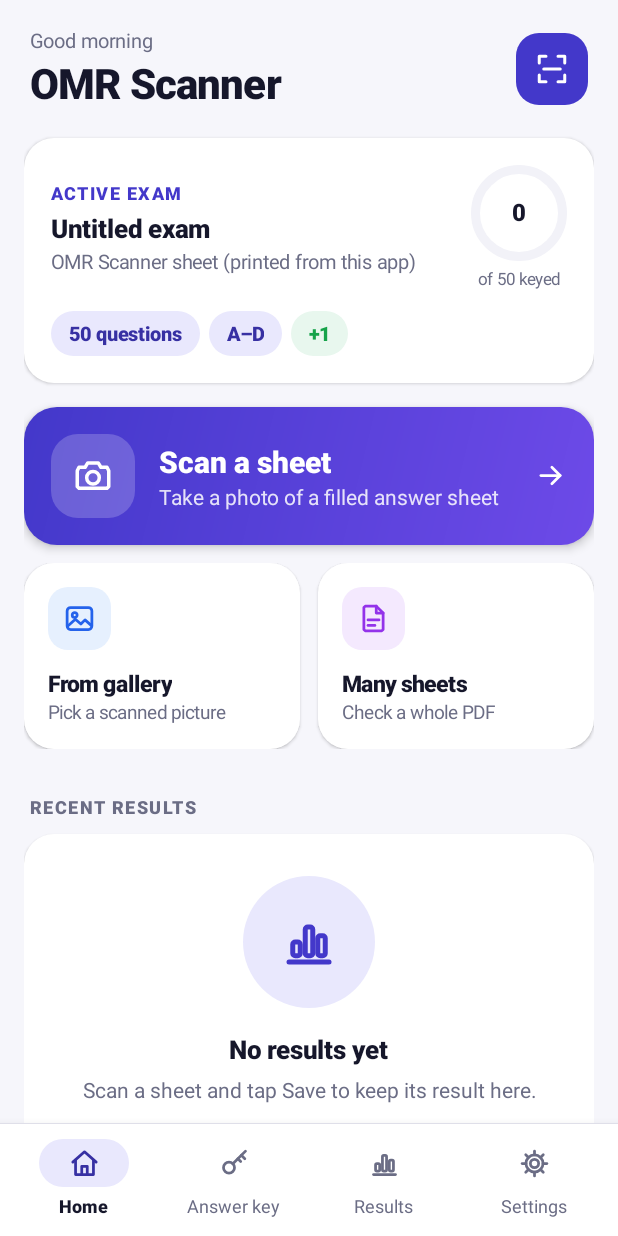
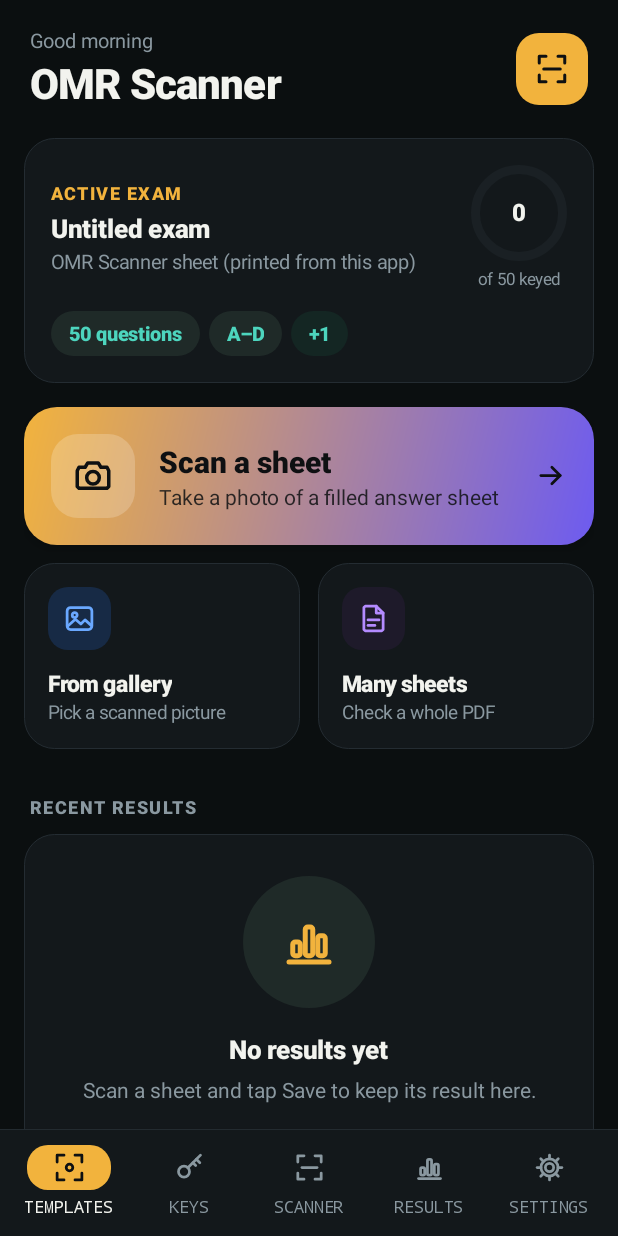
Before and after one commit to zahid35pwd-creator/tgf, an Android app: the screen it shows after launch (MainActivity), after a tap on "Skip", on a phone screen of 412 x 824 dp. Run offline under Robolectric (Android 15) with nearby library versions, the phone set to English and light mode, and no system bars.

Commit message:
Stage 1 of Stitch redesign: tokens, forced dark, 5-tab nav, Scanner tab
- Ui.kt: replace palette with the Stitch OMR_ENGINE studio tokens — amber
  primary (#F2B33D), teal secondary (#4DD5BE), dark surfaces, 1dp bordered
  cards. Force dark=true always, regardless of the phone's day/night.
- Add Stitch chrome helpers: monoText (JetBrains-mono-style labels),
  ledDot (pulsing status indicator), statusStrip (CORPUS STATUS //
  tagline), monoChip, engineHeader.
- Icons: add FIDUCIAL (app mark, four L-brackets), LOCK, SIGNAL, LOUPE,
  IMPORT, FILTER.
- Themes: single forced-dark theme in values/themes.xml; delete
  values-night. New fiducial-mark launcher icon.
- MainActivity: bottom nav grows to 5 tabs — Templates (home), Keys,
  Scanner (new), Results, Settings; active tab uses an amber pill with
  mono label.
- ScannerTab: new intake landing — status strip, preview card with
  corner-lock chips, 4-corner lock info, INTAKE PIPELINE tiles (Live
  Cam / Gallery / Doc PDF / Batch ZIP), Single / Batch toggle, big
  amber CAPTURE & SCORE CTA, recent snapshot + active template cards.
- Snackbar restyled against the new palette.

Co-Authored-By: Claude Opus 4.7 <noreply@anthropic.com>
Claude-Session: https://claude.ai/code/session_019cjtorWQMraZFv7jfjG8co

```diff
--- a/omr-scanner/app/src/main/java/com/omrscanner/app/MainActivity.kt
+++ b/omr-scanner/app/src/main/java/com/omrscanner/app/MainActivity.kt
@@ -12,10 +12,14 @@ import android.widget.LinearLayout
 import com.omrscanner.app.ui.Icon
 import com.omrscanner.app.ui.IconDrawable
 
-/** The app's home: four tabs (Home, Answer key, Results, Settings) under a bottom navigation bar. */
+/** The app's home: five tabs (Templates, Keys, Scanner, Results, Settings) under a bottom navigation bar. */
 class MainActivity : BaseActivity() {
     enum class Tab(val label: String, val icon: Icon) {
-        HOME("Home", Icon.HOME), KEY("Answer key", Icon.KEY), RESULTS("Results", Icon.CHART), SETTINGS("Settings", Icon.SETTINGS)
+        HOME("Templates", Icon.FIDUCIAL),
+        KEY("Keys", Icon.KEY),
+        SCANNER("Scanner", Icon.SCAN),
+        RESULTS("Results", Icon.CHART),
+        SETTINGS("Settings", Icon.SETTINGS),
     }
 
     lateinit var store: Store
@@ -69,6 +73,7 @@ class MainActivity : BaseActivity() {
         val view = when (t) {
             Tab.HOME -> HomeTab(this).build()
             Tab.KEY -> KeyTab(this).build()
+            Tab.SCANNER -> ScannerTab(this).build()
             Tab.RESULTS -> ResultsTab(this).build()
             Tab.SETTINGS -> SettingsTab(this).build()
         }
@@ -96,11 +101,11 @@ class MainActivity : BaseActivity() {
                 setOnClickListener { if (t != tab) show(t) }
             }
             item.addView(ImageView(this).apply {
-                setImageDrawable(IconDrawable(t.icon, if (on) Ui.ON_PRIMARY_LIGHT else Ui.MUTED, dp(22)))
+                setImageDrawable(IconDrawable(t.icon, if (on) Ui.ON_PRIMARY else Ui.MUTED, dp(22)))
                 scaleType = ImageView.ScaleType.CENTER
-                background = if (on) rounded(Ui.PRIMARY_LIGHT, dp(16).toFloat()) else null
-            }, LinearLayout.LayoutParams(dp(60), dp(32)).apply { gravity = Gravity.CENTER_HORIZONTAL; bottomMargin = dp(4) })
-            item.addView(text(t.label, 12f, if (on) Ui.TEXT else Ui.MUTED, on).apply { gravity = Gravity.CENTER }, wrap().apply { gravity = Gravity.CENTER_HORIZONTAL })
+                background = if (on) rounded(Ui.PRIMARY, dp(14).toFloat()) else null
+            }, LinearLayout.LayoutParams(dp(56), dp(30)).apply { gravity = Gravity.CENTER_HORIZONTAL; bottomMargin = dp(4) })
+            item.addView(monoText(t.label, 10.5f, if (on) Ui.TEXT else Ui.MUTED).apply { gravity = Gravity.CENTER }, wrap().apply { gravity = Gravity.CENTER_HORIZONTAL })
             nav.addView(item, weighted())
         }
     }
--- a/omr-scanner/app/src/main/java/com/omrscanner/app/Ui.kt
+++ b/omr-scanner/app/src/main/java/com/omrscanner/app/Ui.kt
@@ -57,28 +57,29 @@ object Ui {
     var ORANGE_BG = 0; private set
     var PURPLE_BG = 0; private set
 
+    /** Stitch "OMR_ENGINE" studio palette — dark only, regardless of the phone's day/night setting. */
     fun apply(context: Context) {
-        dark = (context.resources.configuration.uiMode and Configuration.UI_MODE_NIGHT_MASK) == Configuration.UI_MODE_NIGHT_YES
-        fun c(light: Long, night: Long) = (if (dark) night else light).toInt()
-        PRIMARY = c(0xFF4338CA, 0xFF8B8CF8)
-        ON_PRIMARY = c(0xFFFFFFFF, 0xFF13123A)
-        PRIMARY_LIGHT = c(0xFFE9E8FD, 0xFF2A2A5A)
-        ON_PRIMARY_LIGHT = c(0xFF3730A3, 0xFFD9D9FF)
-        BACKGROUND = c(0xFFF6F6FB, 0xFF0F1020)
-        CARD = c(0xFFFFFFFF, 0xFF1A1B2E)
-        CARD_ALT = c(0xFFF2F2F8, 0xFF22233A)
-        TEXT = c(0xFF16172B, 0xFFEDEDF7)
-        MUTED = c(0xFF6B6D85, 0xFF9C9EB8)
-        DIVIDER = c(0xFFE6E6F0, 0xFF2C2D45)
-        GREEN = c(0xFF16A34A, 0xFF4ADE80)
-        RED = c(0xFFDC2626, 0xFFF87171)
-        ORANGE = c(0xFFEA7C0C, 0xFFFBBF24)
-        PURPLE = c(0xFF9333EA, 0xFFC084FC)
-        BLUE = c(0xFF2563EB, 0xFF60A5FA)
-        GREEN_BG = c(0xFFE8F7EE, 0xFF15301F)
-        RED_BG = c(0xFFFDECEC, 0xFF3A1A1E)
-        ORANGE_BG = c(0xFFFFF3E3, 0xFF372A12)
-        PURPLE_BG = c(0xFFF4E9FE, 0xFF2D1D3E)
+        dark = true
+        PRIMARY = 0xFFF2B33D.toInt()           // amber — filled CTAs, overline labels, active chips
+        ON_PRIMARY = 0xFF0E1012.toInt()        // near-black text on amber
+        PRIMARY_LIGHT = 0xFF1F2A28.toInt()     // dark teal tint — chip and icon-badge background
+        ON_PRIMARY_LIGHT = 0xFF4DD5BE.toInt()  // teal — label on dark-teal pill
+        BACKGROUND = 0xFF0B0F10.toInt()        // near-black with faint teal cast
+        CARD = 0xFF13181B.toInt()              // card body
+        CARD_ALT = 0xFF1A2024.toInt()          // inset / segmented bar / disabled tile
+        TEXT = 0xFFF2F3EE.toInt()
+        MUTED = 0xFF8A98A0.toInt()
+        DIVIDER = 0xFF242C32.toInt()           // 1dp card border
+        // Semantic colours for sheet-reading verdicts. Kept on-brand with amber/teal.
+        GREEN = 0xFF4DD5BE.toInt()             // "correct" / success → teal
+        RED = 0xFFF77E6B.toInt()               // "wrong" / warning → warm red
+        ORANGE = 0xFFF2B33D.toInt()            // "blank" / draft → amber (same hue as PRIMARY)
+        PURPLE = 0xFFB48BFF.toInt()            // "multiple"
+        BLUE = 0xFF6AA8FF.toInt()              // "unkeyed" / informational
+        GREEN_BG = 0xFF142623.toInt()
+        RED_BG = 0xFF2A1816.toInt()
+        ORANGE_BG = 0xFF2A2317.toInt()
+        PURPLE_BG = 0xFF1E1A2A.toInt()
     }
 
     /** Colour for a percentage: green ≥ 80, primary ≥ 60, orange ≥ 40, red below. */
@@ -483,14 +484,14 @@ fun Activity.snackbar(message: String, action: String? = null, onAction: (() ->
     val content = findViewById<FrameLayout>(android.R.id.content) ?: return
     val bar = horizontal().apply {
         setPadding(dp(18), dp(12), dp(10), dp(12))
-        background = rounded(if (Ui.dark) 0xFFE9E9F5.toInt() else 0xFF22233A.toInt(), dp(14).toFloat())
+        background = rounded(Ui.CARD, dp(14).toFloat(), Ui.PRIMARY, dp(1))
         elevation = dp(6).toFloat()
     }
-    val fg = if (Ui.dark) 0xFF16172B.toInt() else Color.WHITE
-    bar.add(text(message, 14f, fg), weighted())
+    bar.add(ledDot(DotColor.OK), LinearLayout.LayoutParams(dp(8), dp(8)).apply { marginEnd = dp(10) })
+    bar.add(text(message, 14f, Ui.TEXT), weighted())
     val remove = Runnable { content.removeView(bar) }
     if (action != null && onAction != null) {
-        bar.add(text(action, 14f, if (Ui.dark) 0xFF4338CA.toInt() else 0xFFA5A3F5.toInt(), true).apply {
+        bar.add(text(action, 14f, Ui.PRIMARY, true).apply {
             setPadding(dp(12), dp(6), dp(12), dp(6))
             setOnClickListener { content.removeView(bar); onAction() }
         }, wrap())
@@ -579,3 +580,63 @@ fun Activity.processingScreen(title: String, steps: List<String>, subtitle: Stri
     p.reach(0)
     return p to sub
 }
+
+// ---- Stitch "OMR_ENGINE" chrome -----------------------------------------------------------------
+
+/** Monospace label — for overlines, status strings, badges and version chips in the engineering look. */
+fun Context.monoText(s: CharSequence, sizeSp: Float = 12f, color: Int = Ui.TEXT_MUTED_OR, upper: Boolean = true) = TextView(this).apply {
+    text = if (upper) s.toString().uppercase() else s
+    textSize = sizeSp
+    setTextColor(color)
+    typeface = Typeface.MONOSPACE
+    if (upper) letterSpacing = 0.06f
+}
+
+/** Convenience passthroughs so `monoText` can default a muted colour before Ui.apply has run on fresh builds. */
+private val Ui.TEXT_MUTED_OR get() = if (MUTED != 0) MUTED else 0xFF8A98A0.toInt()
+
+/** A pulsing LED dot. Pass [DotColor.OK] (teal), [DotColor.BUSY] (amber) or [DotColor.ERR] (red). */
+enum class DotColor { OK, BUSY, ERR }
+
+fun Context.ledDot(color: DotColor = DotColor.OK, sizeDp: Int = 8): View {
+    val c = when (color) { DotColor.OK -> Ui.ON_PRIMARY_LIGHT; DotColor.BUSY -> Ui.PRIMARY; DotColor.ERR -> Ui.RED }
+    return View(this).apply {
+        background = rounded(c, dp(sizeDp / 2).toFloat())
+        layoutParams = LinearLayout.LayoutParams(dp(sizeDp), dp(sizeDp))
+        android.animation.ValueAnimator.ofFloat(0.5f, 1f, 0.5f).apply {
+            duration = 1600
+            repeatCount = android.animation.ValueAnimator.INFINITE
+            addUpdateListener { alpha = it.animatedValue as Float }
+            start()
+        }
+    }
+}
+
+/** A `CORPUS STATUS // 18 PRESETS VERIFIED` tagline strip. */
+fun Context.statusStrip(label: String, dot: DotColor = DotColor.OK, trailing: String? = null): LinearLayout {
+    val row = horizontal().apply {
+        setPadding(dp(14), dp(10), dp(14), dp(10))
+        background = rounded(Ui.CARD, dp(12).toFloat(), Ui.DIVIDER, dp(1))
+    }
+    row.add(ledDot(dot), LinearLayout.LayoutParams(dp(8), dp(8)).apply { marginEnd = dp(10) })
+    row.add(monoText(label, 11.5f, Ui.TEXT), weighted())
+    if (trailing != null) row.add(monoText(trailing, 11.5f, Ui.ON_PRIMARY_LIGHT), wrap())
+    return row
+}
+
+/** Small `UPPER_SNAKE // STATE` version chip. */
+fun Context.monoChip(label: String, color: Int = Ui.ON_PRIMARY_LIGHT, bg: Int = Ui.PRIMARY_LIGHT) = monoText(label, 10.5f, color).apply {
+    setPadding(dp(8), dp(4), dp(8), dp(4))
+    background = rounded(bg, dp(6).toFloat())
+}
+
+/** Section header in the Stitch style: amber overline + big title. */
+fun Context.engineHeader(overline: String, title: String, trailing: View? = null): LinearLayout {
+    val box = vertical()
+    box.add(monoText(overline, 11.5f, Ui.PRIMARY), wrap().apply { bottomMargin = dp(4) })
+    val row = horizontal()
+    row.add(text(title, TextStyle.TITLE.sp + 2, Ui.TEXT, true).apply { letterSpacing = -0.02f }, weighted())
+    if (trailing != null) row.add(trailing, wrap())
+    box.add(row, block(0))
+    return box
+}
--- a/omr-scanner/app/src/main/res/values-night/themes.xml
+++ /dev/null
@@ -1,11 +0,0 @@
-<?xml version="1.0" encoding="utf-8"?>
-<resources>
-    <style name="BaseTheme" parent="android:Theme.Material.NoActionBar">
-        <item name="android:colorPrimary">#8B8CF8</item>
-        <item name="android:colorPrimaryDark">#0F1020</item>
-        <item name="android:colorAccent">#8B8CF8</item>
-        <item name="android:windowBackground">@color/background</item>
-    </style>
-
-    <color name="background">#0F1020</color>
-</resources>
--- a/omr-scanner/app/src/main/res/values/themes.xml
+++ b/omr-scanner/app/src/main/res/values/themes.xml
@@ -1,16 +1,16 @@
 <?xml version="1.0" encoding="utf-8"?>
 <resources>
-    <!-- Screens draw their own app bar; colours come from Ui tokens at runtime. -->
-    <style name="BaseTheme" parent="android:Theme.Material.Light.NoActionBar">
-        <item name="android:colorPrimary">#4338CA</item>
-        <item name="android:colorPrimaryDark">#F6F6FB</item>
-        <item name="android:colorAccent">#4338CA</item>
+    <!-- Forced dark "OMR_ENGINE" studio theme. Screens draw their own app bar; colours come from Ui tokens at runtime. -->
+    <style name="BaseTheme" parent="android:Theme.Material.NoActionBar">
+        <item name="android:colorPrimary">#F2B33D</item>
+        <item name="android:colorPrimaryDark">#0B0F10</item>
+        <item name="android:colorAccent">#4DD5BE</item>
         <item name="android:windowBackground">@color/background</item>
         <item name="android:windowContentTransitions">true</item>
     </style>
 
     <style name="AppTheme" parent="BaseTheme" />
 
-    <color name="background">#F6F6FB</color>
-    <color name="icon_background">#4338CA</color>
+    <color name="background">#0B0F10</color>
+    <color name="icon_background">#0B0F10</color>
 </resources>
```
Also changed, not shown: omr-scanner/app/src/main/java/com/omrscanner/app/ScannerTab.kt (added, +202 -0 lines), omr-scanner/app/src/main/java/com/omrscanner/app/ui/Icons.kt (+35 -0 lines), omr-scanner/app/src/main/res/drawable/ic_launcher_foreground.xml (+10 -17 lines).
